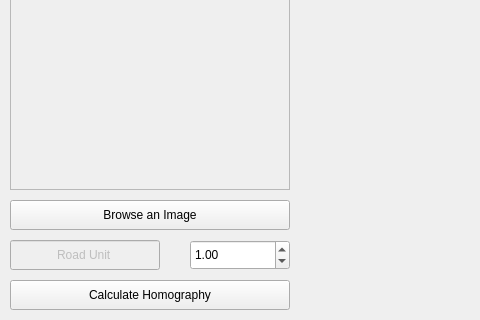
csonthomisi/tennis-ball-marker-gui, file ui/gui.ui: the form before one commit; both pictures show x 0 to 480 and y 380 to 700 of the 1130 by 700 pixel window.
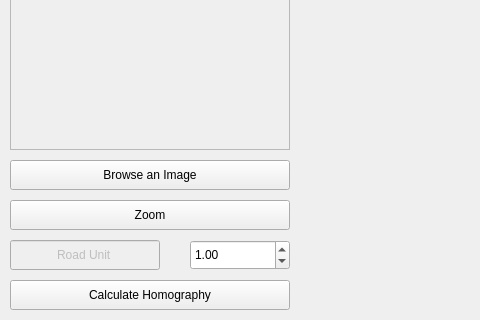
The form after the commit.

Commit message: adding zoom functionalit. first try

The edit to the form file:
```diff
--- a/ui/gui.ui
+++ b/ui/gui.ui
@@ -63,25 +63,6 @@
      <string>Calculate Homography</string>
     </property>
    </widget>
-   <widget class="QPushButton" name="select_image_btn">
-    <property name="geometry">
-     <rect>
-      <x>10</x>
-      <y>580</y>
-      <width>280</width>
-      <height>30</height>
-     </rect>
-    </property>
-    <property name="sizePolicy">
-     <sizepolicy hsizetype="Expanding" vsizetype="Expanding">
-      <horstretch>0</horstretch>
-      <verstretch>0</verstretch>
-     </sizepolicy>
-    </property>
-    <property name="text">
-     <string>Browse an Image</string>
-    </property>
-   </widget>
    <widget class="QLabel" name="image_holder">
     <property name="enabled">
      <bool>true</bool>
@@ -119,7 +100,7 @@
       <x>10</x>
       <y>10</y>
       <width>280</width>
-      <height>560</height>
+      <height>520</height>
      </rect>
     </property>
     <property name="sizePolicy">
@@ -143,7 +124,7 @@
        <x>0</x>
        <y>0</y>
        <width>278</width>
-       <height>558</height>
+       <height>518</height>
       </rect>
      </property>
      <property name="sizePolicy">
@@ -204,6 +185,38 @@
      <double>1.000000000000000</double>
     </property>
    </widget>
+   <widget class="QPushButton" name="zoom_image">
+    <property name="geometry">
+     <rect>
+      <x>10</x>
+      <y>580</y>
+      <width>280</width>
+      <height>30</height>
+     </rect>
+    </property>
+    <property name="text">
+     <string>Zoom</string>
+    </property>
+   </widget>
+   <widget class="QPushButton" name="select_image_btn">
+    <property name="geometry">
+     <rect>
+      <x>10</x>
+      <y>540</y>
+      <width>280</width>
+      <height>30</height>
+     </rect>
+    </property>
+    <property name="sizePolicy">
+     <sizepolicy hsizetype="Expanding" vsizetype="Expanding">
+      <horstretch>0</horstretch>
+      <verstretch>0</verstretch>
+     </sizepolicy>
+    </property>
+    <property name="text">
+     <string>Browse an Image</string>
+    </property>
+   </widget>
   </widget>
  </widget>
  <resources/>
```
The commit also changes 5 other files.
